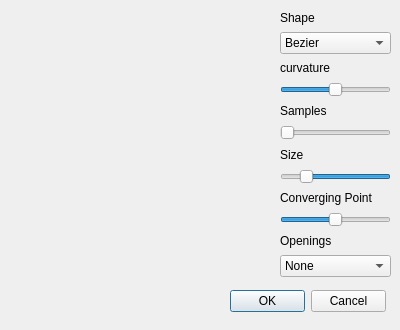
Before: the Qt Designer form forms/connectorpanel.ui in TopModLab/Unfolding, drawn with Qt 5.
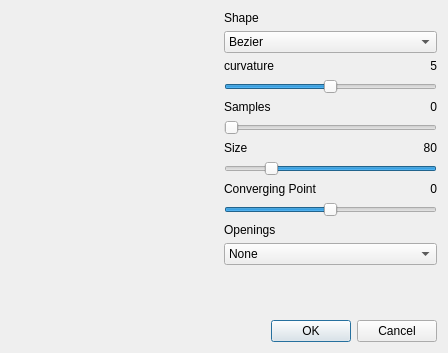
After: the same form once the commit is applied.

```diff
--- a/forms/connectorpanel.ui
+++ b/forms/connectorpanel.ui
@@ -6,22 +6,47 @@
    <rect>
     <x>0</x>
     <y>0</y>
-    <width>400</width>
-    <height>330</height>
+    <width>448</width>
+    <height>353</height>
    </rect>
   </property>
   <property name="windowTitle">
    <string>Form</string>
   </property>
-  <widget class="QWidget" name="verticalLayoutWidget">
-   <property name="geometry">
-    <rect>
-     <x>280</x>
-     <y>10</y>
-     <width>111</width>
-     <height>267</height>
-    </rect>
-   </property>
+  <layout class="QVBoxLayout" name="verticalLayout_2">
+   <item>
+    <layout class="QGridLayout" name="gridLayout">
+     <item row="0" column="0">
+      <layout class="QVBoxLayout" name="viewerLayout">
+       <item>
+        <spacer name="verticalSpacer">
+         <property name="orientation">
+          <enum>Qt::Vertical</enum>
+         </property>
+         <property name="sizeHint" stdset="0">
+          <size>
+           <width>20</width>
+           <height>40</height>
+          </size>
+         </property>
+        </spacer>
+       </item>
+       <item>
+        <spacer name="horizontalSpacer">
+         <property name="orientation">
+          <enum>Qt::Horizontal</enum>
+         </property>
+         <property name="sizeHint" stdset="0">
+          <size>
+           <width>40</width>
+           <height>20</height>
+          </size>
+         </property>
+        </spacer>
+       </item>
+      </layout>
+     </item>
+     <item row="0" column="1">
    <layout class="QVBoxLayout" name="verticalLayout">
     <item>
      <widget class="QLabel" name="label">
@@ -50,6 +75,8 @@
      </widget>
     </item>
     <item>
+        <layout class="QHBoxLayout" name="horizontalLayout">
+         <item>
      <widget class="QLabel" name="label_2">
       <property name="text">
        <string>curvature</string>
@@ -57,6 +84,18 @@
      </widget>
     </item>
     <item>
+          <widget class="QLabel" name="curvature_val_label">
+           <property name="text">
+            <string>5</string>
+           </property>
+           <property name="alignment">
+            <set>Qt::AlignRight|Qt::AlignTrailing|Qt::AlignVCenter</set>
+           </property>
+          </widget>
+         </item>
+        </layout>
+       </item>
+       <item>
      <widget class="QSlider" name="curvSlider">
       <property name="maximum">
        <number>10</number>
@@ -76,6 +115,8 @@
      </widget>
     </item>
     <item>
+        <layout class="QHBoxLayout" name="horizontalLayout_2">
+         <item>
      <widget class="QLabel" name="label_6">
       <property name="text">
        <string>Samples</string>
@@ -83,6 +124,18 @@
      </widget>
     </item>
     <item>
+          <widget class="QLabel" name="sample_val_label">
+           <property name="text">
+            <string>0</string>
+           </property>
+           <property name="alignment">
+            <set>Qt::AlignRight|Qt::AlignTrailing|Qt::AlignVCenter</set>
+           </property>
+          </widget>
+         </item>
+        </layout>
+       </item>
+       <item>
      <widget class="QSlider" name="samplesSlider">
       <property name="minimum">
        <number>3</number>
@@ -99,6 +152,8 @@
      </widget>
     </item>
     <item>
+        <layout class="QHBoxLayout" name="horizontalLayout_3">
+         <item>
      <widget class="QLabel" name="label_3">
       <property name="text">
        <string>Size</string>
@@ -106,6 +161,18 @@
      </widget>
     </item>
     <item>
+          <widget class="QLabel" name="size_val_label">
+           <property name="text">
+            <string>80</string>
+           </property>
+           <property name="alignment">
+            <set>Qt::AlignRight|Qt::AlignTrailing|Qt::AlignVCenter</set>
+           </property>
+          </widget>
+         </item>
+        </layout>
+       </item>
+       <item>
      <widget class="QSlider" name="sizeSlider">
       <property name="minimum">
        <number>0</number>
@@ -131,6 +198,8 @@
      </widget>
     </item>
     <item>
+        <layout class="QHBoxLayout" name="horizontalLayout_4">
+         <item>
      <widget class="QLabel" name="label_4">
       <property name="text">
        <string>Converging Point</string>
@@ -138,6 +207,18 @@
      </widget>
     </item>
     <item>
+          <widget class="QLabel" name="cvp_val_label">
+           <property name="text">
+            <string>0</string>
+           </property>
+           <property name="alignment">
+            <set>Qt::AlignRight|Qt::AlignTrailing|Qt::AlignVCenter</set>
+           </property>
+          </widget>
+         </item>
+        </layout>
+       </item>
+       <item>
      <widget class="QSlider" name="convergeSlider">
       <property name="minimum">
        <number>-100</number>
@@ -151,12 +232,16 @@
      </widget>
     </item>
     <item>
+        <layout class="QHBoxLayout" name="horizontalLayout_5">
+         <item>
      <widget class="QLabel" name="label_5">
       <property name="text">
        <string>Openings</string>
       </property>
      </widget>
     </item>
+        </layout>
+       </item>
     <item>
      <widget class="QComboBox" name="adhesiveComboBox">
       <item>
@@ -176,28 +261,25 @@
       </item>
      </widget>
     </item>
-   </layout>
-  </widget>
-  <widget class="QWidget" name="verticalLayoutWidget_2">
-   <property name="geometry">
-    <rect>
-     <x>29</x>
-     <y>19</y>
-     <width>231</width>
-     <height>251</height>
-    </rect>
-   </property>
-   <layout class="QVBoxLayout" name="viewerLayout"/>
-  </widget>
+       <item>
+        <spacer name="verticalSpacer_2">
+         <property name="orientation">
+          <enum>Qt::Vertical</enum>
+         </property>
+         <property name="sizeHint" stdset="0">
+          <size>
+           <width>20</width>
+           <height>40</height>
+          </size>
+         </property>
+        </spacer>
+       </item>
+      </layout>
+     </item>
+    </layout>
+   </item>
+   <item>
   <widget class="QDialogButtonBox" name="buttonBox">
-   <property name="geometry">
-    <rect>
-     <x>230</x>
-     <y>290</y>
-     <width>156</width>
-     <height>23</height>
-    </rect>
-   </property>
    <property name="standardButtons">
     <set>QDialogButtonBox::Cancel|QDialogButtonBox::Ok</set>
    </property>
@@ -205,6 +287,8 @@
     <bool>false</bool>
    </property>
   </widget>
+   </item>
+  </layout>
  </widget>
  <resources/>
  <connections/>
```
Left out of the diff: 67 changed lines with no effect on the pictures. Lines whose indentation alone changed are shown as unchanged.
